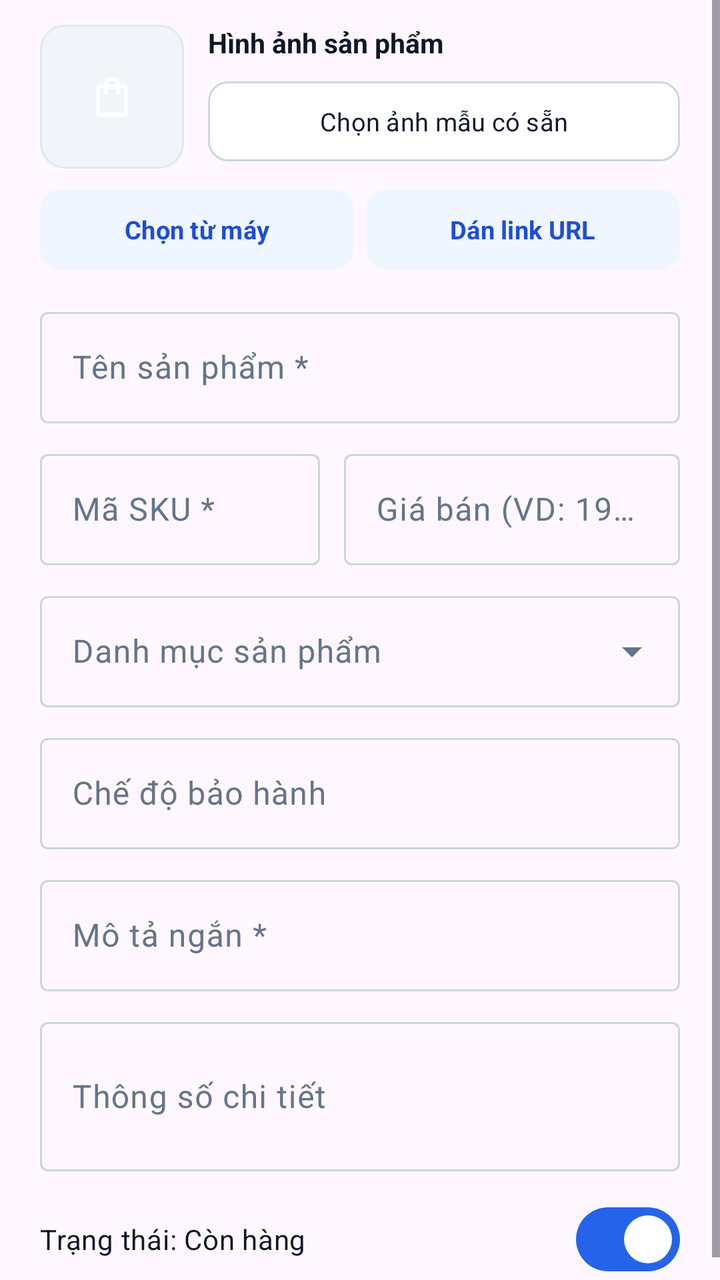
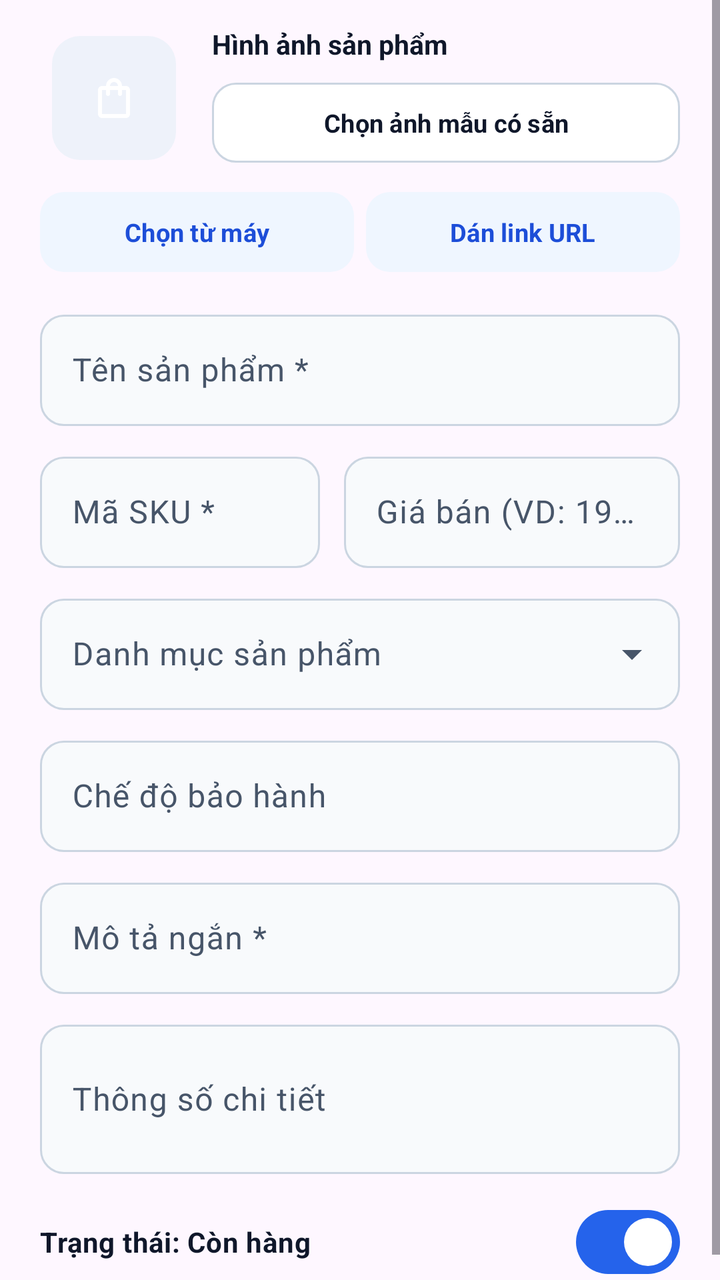

The first picture is an Android layout as it rendered before a commit; the second is the same layout after the commit. The layout source and the unified diff follow.
<!-- AndroidManifest.xml: application theme Theme.MyApplication -->
<!-- res/layout/dialog_admin_product.xml -->
<?xml version="1.0" encoding="utf-8"?>
<ScrollView xmlns:android="http://schemas.android.com/apk/res/android"
    xmlns:app="http://schemas.android.com/apk/res-auto"
    xmlns:tools="http://schemas.android.com/tools"
    android:layout_width="match_parent"
    android:layout_height="wrap_content"
    tools:ignore="HardcodedText">

    <LinearLayout
        android:layout_width="match_parent"
        android:layout_height="wrap_content"
        android:orientation="vertical"
        android:paddingStart="20dp"
        android:paddingTop="12dp"
        android:paddingEnd="20dp"
        android:paddingBottom="8dp">

        
        <LinearLayout
            android:layout_width="match_parent"
            android:layout_height="wrap_content"
            android:layout_marginBottom="6dp"
            android:gravity="center_vertical"
            android:orientation="horizontal">

            <ImageView
                android:id="@+id/imgProdPreview"
                android:layout_width="72dp"
                android:layout_height="72dp"
                android:background="@drawable/bg_product_thumb"
                android:contentDescription="Xem trước ảnh sản phẩm"
                android:padding="6dp"
                android:scaleType="centerInside"
                android:src="@drawable/ic_store_24" />

            <LinearLayout
                android:layout_width="0dp"
                android:layout_height="wrap_content"
                android:layout_marginStart="12dp"
                android:layout_weight="1"
                android:orientation="vertical">

                <TextView
                    android:layout_width="wrap_content"
                    android:layout_height="wrap_content"
                    android:text="Hình ảnh sản phẩm"
                    android:textColor="@color/ink"
                    android:textSize="13.5sp"
                    android:textStyle="bold" />

                <com.google.android.material.button.MaterialButton
                    android:id="@+id/btnPickPresetImage"
                    style="@style/Widget.Material3.Button.OutlinedButton"
                    android:layout_width="match_parent"
                    android:layout_height="48dp"
                    android:layout_marginTop="6dp"
                    android:minHeight="48dp"
                    android:text="Chọn ảnh mẫu có sẵn"
                    android:textAllCaps="false"
                    android:textColor="@color/ink"
                    android:textSize="12.5sp"
                    app:backgroundTint="@color/surface"
                    app:cornerRadius="10dp"
                    app:strokeColor="@color/border_strong"
                    app:strokeWidth="1dp" />
            </LinearLayout>
        </LinearLayout>

        <LinearLayout
            android:layout_width="match_parent"
            android:layout_height="wrap_content"
            android:layout_marginBottom="12dp"
            android:orientation="horizontal">

            <com.google.android.material.button.MaterialButton
                android:id="@+id/btnPickGalleryImage"
                style="@style/Widget.Material3.Button.TonalButton"
                android:layout_width="0dp"
                android:layout_height="48dp"
                android:layout_marginEnd="6dp"
                android:layout_weight="1"
                android:minHeight="48dp"
                android:text="Chọn từ máy"
                android:textAllCaps="false"
                android:textColor="@color/primary_dark"
                android:textSize="12.5sp"
                android:textStyle="bold"
                app:backgroundTint="@color/primary_soft"
                app:cornerRadius="10dp" />

            <com.google.android.material.button.MaterialButton
                android:id="@+id/btnPickUrlImage"
                style="@style/Widget.Material3.Button.TonalButton"
                android:layout_width="0dp"
                android:layout_height="48dp"
                android:layout_weight="1"
                android:minHeight="48dp"
                android:text="Dán link URL"
                android:textAllCaps="false"
                android:textColor="@color/primary_dark"
                android:textSize="12.5sp"
                android:textStyle="bold"
                app:backgroundTint="@color/primary_soft"
                app:cornerRadius="10dp" />
        </LinearLayout>

        <com.google.android.material.textfield.TextInputLayout
            style="@style/Widget.Material3.TextInputLayout.OutlinedBox"
            android:layout_width="match_parent"
            android:layout_height="wrap_content"
            android:hint="Tên sản phẩm *">

            <com.google.android.material.textfield.TextInputEditText
                android:id="@+id/edtProdName"
                android:layout_width="match_parent"
                android:layout_height="wrap_content"
                android:inputType="textCapWords" />
        </com.google.android.material.textfield.TextInputLayout>

        <LinearLayout
            android:layout_width="match_parent"
            android:layout_height="wrap_content"
            android:layout_marginTop="10dp"
            android:orientation="horizontal">

            <com.google.android.material.textfield.TextInputLayout
                style="@style/Widget.Material3.TextInputLayout.OutlinedBox"
                android:layout_width="0dp"
                android:layout_height="wrap_content"
                android:layout_marginEnd="6dp"
                android:layout_weight="1"
                android:hint="Mã SKU *">

                <com.google.android.material.textfield.TextInputEditText
                    android:id="@+id/edtProdSku"
                    android:layout_width="match_parent"
                    android:layout_height="wrap_content"
                    android:inputType="textCapCharacters" />
            </com.google.android.material.textfield.TextInputLayout>

            <com.google.android.material.textfield.TextInputLayout
                style="@style/Widget.Material3.TextInputLayout.OutlinedBox"
                android:layout_width="0dp"
                android:layout_height="wrap_content"
                android:layout_marginStart="6dp"
                android:layout_weight="1.2"
                android:hint="Giá bán (VD: 19990000) *">

                <com.google.android.material.textfield.TextInputEditText
                    android:id="@+id/edtProdPrice"
                    android:layout_width="match_parent"
                    android:layout_height="wrap_content"
                    android:inputType="text" />
            </com.google.android.material.textfield.TextInputLayout>
        </LinearLayout>

        <com.google.android.material.textfield.TextInputLayout
            style="@style/Widget.Material3.TextInputLayout.OutlinedBox.ExposedDropdownMenu"
            android:layout_width="match_parent"
            android:layout_height="wrap_content"
            android:layout_marginTop="10dp"
            android:hint="Danh mục sản phẩm">

            <AutoCompleteTextView
                android:id="@+id/actvProdCategory"
                android:layout_width="match_parent"
                android:layout_height="wrap_content"
                android:inputType="none" />
        </com.google.android.material.textfield.TextInputLayout>

        <com.google.android.material.textfield.TextInputLayout
            style="@style/Widget.Material3.TextInputLayout.OutlinedBox"
            android:layout_width="match_parent"
            android:layout_height="wrap_content"
            android:layout_marginTop="10dp"
            android:hint="Chế độ bảo hành">

            <com.google.android.material.textfield.TextInputEditText
                android:id="@+id/edtProdWarranty"
                android:layout_width="match_parent"
                android:layout_height="wrap_content"
                android:inputType="text" />
        </com.google.android.material.textfield.TextInputLayout>

        <com.google.android.material.textfield.TextInputLayout
            style="@style/Widget.Material3.TextInputLayout.OutlinedBox"
            android:layout_width="match_parent"
            android:layout_height="wrap_content"
            android:layout_marginTop="10dp"
            android:hint="Mô tả ngắn *">

            <com.google.android.material.textfield.TextInputEditText
                android:id="@+id/edtProdDesc"
                android:layout_width="match_parent"
                android:layout_height="wrap_content"
                android:inputType="textMultiLine"
                android:maxLines="3" />
        </com.google.android.material.textfield.TextInputLayout>

        <com.google.android.material.textfield.TextInputLayout
            style="@style/Widget.Material3.TextInputLayout.OutlinedBox"
            android:layout_width="match_parent"
            android:layout_height="wrap_content"
            android:layout_marginTop="10dp"
            android:hint="Thông số chi tiết">

            <com.google.android.material.textfield.TextInputEditText
                android:id="@+id/edtProdSpecs"
                android:layout_width="match_parent"
                android:layout_height="wrap_content"
                android:inputType="textMultiLine"
                android:minLines="2" />
        </com.google.android.material.textfield.TextInputLayout>

        <com.google.android.material.materialswitch.MaterialSwitch
            android:id="@+id/switchProdInStock"
            android:layout_width="match_parent"
            android:layout_height="48dp"
            android:layout_marginTop="10dp"
            android:checked="true"
            android:text="Trạng thái: Còn hàng"
            android:textColor="@color/ink"
            android:textSize="14sp" />

    </LinearLayout>
</ScrollView>
<!-- resources referenced by this layout -->
<resources>
  <color name="border_strong">#CBD5E1</color>
  <color name="ink">#0F172A</color>
  <color name="primary_dark">#1D4ED8</color>
  <color name="primary_soft">#EFF6FF</color>
  <color name="surface">#FFFFFFFF</color>
  <!-- drawable bg_product_thumb (drawable) -->
  <?xml version="1.0" encoding="utf-8"?>
  <shape xmlns:android="http://schemas.android.com/apk/res/android" android:shape="rectangle">
      <solid android:color="@color/surface_subtle" />
      <stroke android:width="1dp" android:color="@color/border" />
      <corners android:radius="12dp" />
  </shape>
  <!-- drawable ic_store_24 (drawable) -->
  <?xml version="1.0" encoding="utf-8"?>
  <vector xmlns:android="http://schemas.android.com/apk/res/android"
      android:width="24dp"
      android:height="24dp"
      android:viewportWidth="24"
      android:viewportHeight="24">
      <path
          android:fillColor="#FFFFFFFF"
          android:pathData="M18,6h-2c0,-2.21 -1.79,-4 -4,-4S8,3.79 8,6H6c-1.1,0 -2,0.9 -2,2v12c0,1.1 0.9,2 2,2h12c1.1,0 2,-0.9 2,-2V8C20,6.9 19.1,6 18,6zM12,4c1.1,0 2,0.9 2,2h-4C10,4.9 10.9,4 12,4zM18,20H6V8h2v2c0,0.55 0.45,1 1,1s1,-0.45 1,-1V8h4v2c0,0.55 0.45,1 1,1s1,-0.45 1,-1V8h2V20z" />
  </vector>
  <style name="Theme.MyApplication" parent="Base.Theme.MyApplication" />
  <color name="surface_subtle">#F1F5F9</color>
  <color name="border">#E2E8F0</color>
  <style name="Base.Theme.MyApplication" parent="Theme.Material3.Light.NoActionBar">
          <item name="colorPrimary">@color/primary</item>
          <item name="colorOnPrimary">@color/white</item>
          <item name="colorPrimaryContainer">@color/primary_soft</item>
          <item name="colorOnPrimaryContainer">@color/primary_dark</item>
          <item name="colorSecondaryContainer">@color/primary_soft</item>
          <item name="colorOnSecondaryContainer">@color/primary_dark</item>
          <item name="colorSurface">@color/surface</item>
          <item name="colorOnSurface">@color/ink</item>
          <item name="colorSurfaceVariant">@color/surface_subtle</item>
          <item name="colorOnSurfaceVariant">@color/text_secondary</item>
          <item name="colorOutline">@color/border_strong</item>
          <item name="elevationOverlayEnabled">false</item>
          <item name="android:fontFamily">sans-serif</item>
          <item name="android:windowLightStatusBar">true</item>
          <item name="android:statusBarColor">@color/screen_background</item>
          <item name="android:navigationBarColor">@color/screen_background</item>
          <item name="android:windowLightNavigationBar" tools:targetApi="27">true</item>
          <item name="android:windowActionModeOverlay">true</item>
      </style>
  <color name="primary">#2563EB</color>
  <color name="white">#FFFFFFFF</color>
  <color name="text_secondary">#64748B</color>
  <color name="screen_background">#F4F5F9</color>
</resources>

<!-- the commit's change to res/layout/dialog_admin_product.xml (unified diff, before → after) -->
@@ -23,15 +23,16 @@
             android:gravity="center_vertical"
             android:orientation="horizontal">
 
-            <ImageView
+            <com.google.android.material.imageview.ShapeableImageView
                 android:id="@+id/imgProdPreview"
-                android:layout_width="72dp"
-                android:layout_height="72dp"
+                android:layout_width="74dp"
+                android:layout_height="74dp"
                 android:background="@drawable/bg_product_thumb"
                 android:contentDescription="Xem trước ảnh sản phẩm"
                 android:padding="6dp"
                 android:scaleType="centerInside"
-                android:src="@drawable/ic_store_24" />
+                android:src="@drawable/ic_store_24"
+                app:shapeAppearanceOverlay="@style/ShapeAppearance.App.RoundedImage" />
 
             <LinearLayout
                 android:layout_width="0dp"
@@ -59,8 +60,9 @@
                     android:textAllCaps="false"
                     android:textColor="@color/ink"
                     android:textSize="12.5sp"
+                    android:textStyle="bold"
                     app:backgroundTint="@color/surface"
-                    app:cornerRadius="10dp"
+                    app:cornerRadius="12dp"
                     app:strokeColor="@color/border_strong"
                     app:strokeWidth="1dp" />
             </LinearLayout>
@@ -86,7 +88,7 @@
                 android:textSize="12.5sp"
                 android:textStyle="bold"
                 app:backgroundTint="@color/primary_soft"
-                app:cornerRadius="10dp" />
+                app:cornerRadius="12dp" />
 
             <com.google.android.material.button.MaterialButton
                 android:id="@+id/btnPickUrlImage"
@@ -101,14 +103,19 @@
                 android:textSize="12.5sp"
                 android:textStyle="bold"
                 app:backgroundTint="@color/primary_soft"
-                app:cornerRadius="10dp" />
+                app:cornerRadius="12dp" />
         </LinearLayout>
 
         <com.google.android.material.textfield.TextInputLayout
             style="@style/Widget.Material3.TextInputLayout.OutlinedBox"
             android:layout_width="match_parent"
             android:layout_height="wrap_content"
-            android:hint="Tên sản phẩm *">
+            android:hint="Tên sản phẩm *"
+            app:boxBackgroundColor="#F8FAFC"
+            app:boxCornerRadiusBottomEnd="12dp"
+            app:boxCornerRadiusBottomStart="12dp"
+            app:boxCornerRadiusTopEnd="12dp"
+            app:boxCornerRadiusTopStart="12dp">
 
             <com.google.android.material.textfield.TextInputEditText
                 android:id="@+id/edtProdName"
@@ -129,7 +136,12 @@
                 android:layout_height="wrap_content"
                 android:layout_marginEnd="6dp"
                 android:layout_weight="1"
-                android:hint="Mã SKU *">
+                android:hint="Mã SKU *"
+                app:boxBackgroundColor="#F8FAFC"
+                app:boxCornerRadiusBottomEnd="12dp"
+                app:boxCornerRadiusBottomStart="12dp"
+                app:boxCornerRadiusTopEnd="12dp"
+                app:boxCornerRadiusTopStart="12dp">
 
                 <com.google.android.material.textfield.TextInputEditText
                     android:id="@+id/edtProdSku"
@@ -144,7 +156,12 @@
                 android:layout_height="wrap_content"
                 android:layout_marginStart="6dp"
                 android:layout_weight="1.2"
-                android:hint="Giá bán (VD: 19990000) *">
+                android:hint="Giá bán (VD: 19990000) *"
+                app:boxBackgroundColor="#F8FAFC"
+                app:boxCornerRadiusBottomEnd="12dp"
+                app:boxCornerRadiusBottomStart="12dp"
+                app:boxCornerRadiusTopEnd="12dp"
+                app:boxCornerRadiusTopStart="12dp">
 
                 <com.google.android.material.textfield.TextInputEditText
                     android:id="@+id/edtProdPrice"
@@ -159,7 +176,12 @@
             android:layout_width="match_parent"
             android:layout_height="wrap_content"
             android:layout_marginTop="10dp"
-            android:hint="Danh mục sản phẩm">
+            android:hint="Danh mục sản phẩm"
+            app:boxBackgroundColor="#F8FAFC"
+            app:boxCornerRadiusBottomEnd="12dp"
+            app:boxCornerRadiusBottomStart="12dp"
+            app:boxCornerRadiusTopEnd="12dp"
+            app:boxCornerRadiusTopStart="12dp">
 
             <AutoCompleteTextView
                 android:id="@+id/actvProdCategory"
@@ -173,7 +195,12 @@
             android:layout_width="match_parent"
             android:layout_height="wrap_content"
             android:layout_marginTop="10dp"
-            android:hint="Chế độ bảo hành">
+            android:hint="Chế độ bảo hành"
+            app:boxBackgroundColor="#F8FAFC"
+            app:boxCornerRadiusBottomEnd="12dp"
+            app:boxCornerRadiusBottomStart="12dp"
+            app:boxCornerRadiusTopEnd="12dp"
+            app:boxCornerRadiusTopStart="12dp">
 
             <com.google.android.material.textfield.TextInputEditText
                 android:id="@+id/edtProdWarranty"
@@ -187,7 +214,12 @@
             android:layout_width="match_parent"
             android:layout_height="wrap_content"
             android:layout_marginTop="10dp"
-            android:hint="Mô tả ngắn *">
+            android:hint="Mô tả ngắn *"
+            app:boxBackgroundColor="#F8FAFC"
+            app:boxCornerRadiusBottomEnd="12dp"
+            app:boxCornerRadiusBottomStart="12dp"
+            app:boxCornerRadiusTopEnd="12dp"
+            app:boxCornerRadiusTopStart="12dp">
 
             <com.google.android.material.textfield.TextInputEditText
                 android:id="@+id/edtProdDesc"
@@ -202,7 +234,12 @@
             android:layout_width="match_parent"
             android:layout_height="wrap_content"
             android:layout_marginTop="10dp"
-            android:hint="Thông số chi tiết">
+            android:hint="Thông số chi tiết"
+            app:boxBackgroundColor="#F8FAFC"
+            app:boxCornerRadiusBottomEnd="12dp"
+            app:boxCornerRadiusBottomStart="12dp"
+            app:boxCornerRadiusTopEnd="12dp"
+            app:boxCornerRadiusTopStart="12dp">
 
             <com.google.android.material.textfield.TextInputEditText
                 android:id="@+id/edtProdSpecs"
@@ -220,7 +257,8 @@
             android:checked="true"
             android:text="Trạng thái: Còn hàng"
             android:textColor="@color/ink"
-            android:textSize="14sp" />
+            android:textSize="14sp"
+            android:textStyle="bold" />
 
     </LinearLayout>
 </ScrollView>
<!-- resource entries referenced after the edit -->
@@ -23,15 +23,21 @@
           android:fillColor="#FFFFFFFF"
           android:pathData="M18,6h-2c0,-2.21 -1.79,-4 -4,-4S8,3.79 8,6H6c-1.1,0 -2,0.9 -2,2v12c0,1.1 0.9,2 2,2h12c1.1,0 2,-0.9 2,-2V8C20,6.9 19.1,6 18,6zM12,4c1.1,0 2,0.9 2,2h-4C10,4.9 10.9,4 12,4zM18,20H6V8h2v2c0,0.55 0.45,1 1,1s1,-0.45 1,-1V8h4v2c0,0.55 0.45,1 1,1s1,-0.45 1,-1V8h2V20z" />
   </vector>
+  <style name="ShapeAppearance.App.RoundedImage" parent="">
+          <item name="cornerFamily">rounded</item>
+          <item name="cornerSize">14dp</item>
+      </style>
   <style name="Theme.MyApplication" parent="Base.Theme.MyApplication" />
-  <color name="surface_subtle">#F1F5F9</color>
+  <color name="surface_subtle">#EEF2FA</color>
   <color name="border">#E2E8F0</color>
   <style name="Base.Theme.MyApplication" parent="Theme.Material3.Light.NoActionBar">
           <item name="colorPrimary">@color/primary</item>
           <item name="colorOnPrimary">@color/white</item>
           <item name="colorPrimaryContainer">@color/primary_soft</item>
           <item name="colorOnPrimaryContainer">@color/primary_dark</item>
-          <item name="colorSecondaryContainer">@color/primary_soft</item>
+          <item name="colorSecondary">@color/accent_indigo</item>
+          <item name="colorOnSecondary">@color/white</item>
+          <item name="colorSecondaryContainer">@color/accent_indigo_soft</item>
           <item name="colorOnSecondaryContainer">@color/primary_dark</item>
           <item name="colorSurface">@color/surface</item>
           <item name="colorOnSurface">@color/ink</item>
@@ -48,7 +54,9 @@
       </style>
   <color name="primary">#2563EB</color>
   <color name="white">#FFFFFFFF</color>
-  <color name="text_secondary">#64748B</color>
-  <color name="screen_background">#F4F5F9</color>
+  <color name="accent_indigo">#4F46E5</color>
+  <color name="accent_indigo_soft">#EEF2FF</color>
+  <color name="text_secondary">#475569</color>
+  <color name="screen_background">#F2F5FC</color>
 </resources>
 
